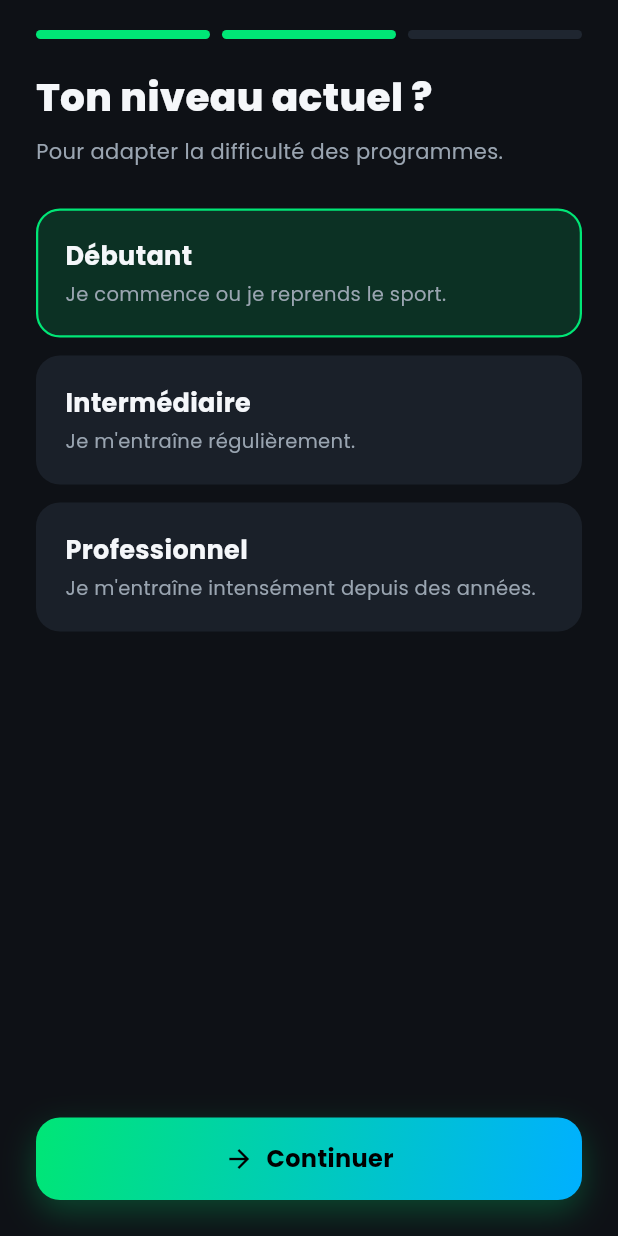
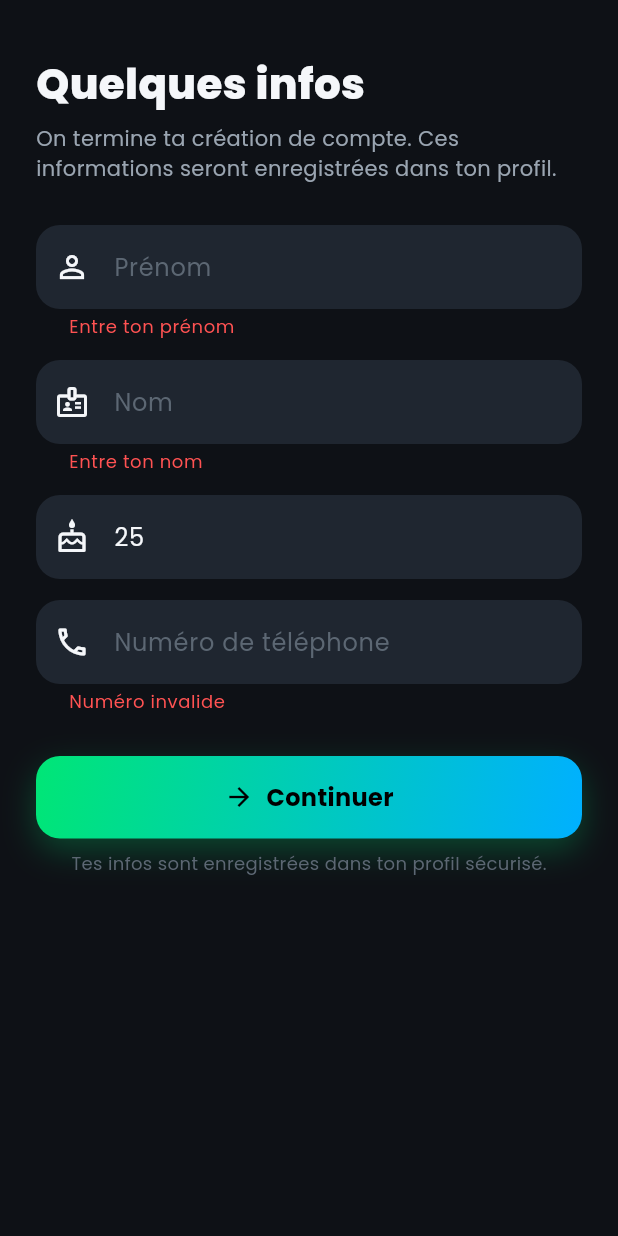
Before and after one commit to Massi93/ghosts-brigad, a Flutter app: the screen it shows after launch, after a tap on "Continuer avec Google", after a tap on "Continuer", on a phone screen of 412 x 824 dp. Run offline on Flutter 3.47's test engine with Material 3 defaults, Android fonts, the phone set to English and light mode, and no system bars; our stand-ins replace cached_network_image, chewie, cloud_firestore, firebase_auth, firebase_core, fl_chart and 6 more; accounts and stored records are empty.

Commit message:
Collect civil-status info (first/last name, age, phone) at sign-up
- UserProfile gains firstName, lastName, phone and a detailsComplete flag
  (back-compat: defaults preserve existing data).
- AdditionalInfoScreen: form shown after Google/Apple (or first email
  sign-up) capturing prénom/nom/âge/téléphone with validation. Writes via
  UserProvider.updateProfile, which persists to Firestore through
  FirebaseAuthService (users/{uid}) when USE_FIREBASE is on, or to local
  storage otherwise.
- FirebaseAuthService pre-fills firstName/lastName from the provider's
  displayName (Google) or the first-sign-in name (Apple), then routes to the
  new screen via detailsComplete=false.
- AuthGate: login → AdditionalInfoScreen (if details missing) → onboarding →
  app.
- ProfileScreen shows the phone number.
- Login social buttons properly await the future (avoid discarded_futures).

Co-Authored-By: Claude Opus 4.7 <noreply@anthropic.com>
Claude-Session: https://claude.ai/code/session_0181YSdMscMowvu6U39dSaEb

```diff
--- a/fitflow/lib/features/auth/auth_gate.dart
+++ b/fitflow/lib/features/auth/auth_gate.dart
@@ -2,11 +2,18 @@ import 'package:flutter/material.dart';
 import 'package:provider/provider.dart';
 
 import '../../providers/user_provider.dart';
+import '../onboarding/additional_info_screen.dart';
 import '../onboarding/onboarding_screen.dart';
 import '../home/root_shell.dart';
 import 'login_screen.dart';
 
 /// Decides which top-level flow to show based on auth + onboarding state.
+///
+///   not signed in        → LoginScreen
+///   signed in,  no civil → AdditionalInfoScreen  (first name / last name /
+///                                                 age / phone)
+///   signed in,  no goal  → OnboardingScreen      (goal / level / body)
+///   fully set up         → RootShell             (the app)
 class AuthGate extends StatelessWidget {
   const AuthGate({super.key});
 
@@ -15,6 +22,10 @@ class AuthGate extends StatelessWidget {
     return Consumer<UserProvider>(
       builder: (context, user, _) {
         if (!user.isAuthenticated) return const LoginScreen();
+        final profile = user.profile;
+        if (profile != null && !profile.detailsComplete) {
+          return const AdditionalInfoScreen();
+        }
         if (!user.onboardingComplete) return const OnboardingScreen();
         return const RootShell();
       },
--- a/fitflow/lib/features/auth/login_screen.dart
+++ b/fitflow/lib/features/auth/login_screen.dart
@@ -132,15 +132,21 @@ class _LoginScreenState extends State<LoginScreen> {
                   _SocialButton(
                     icon: Icons.g_mobiledata,
                     label: 'Continuer avec Google',
-                    onTap: () =>
-                        context.read<UserProvider>().signInWithProvider('google'),
+                    onTap: () async {
+                      await context
+                          .read<UserProvider>()
+                          .signInWithProvider('google');
+                    },
                   ),
                   const SizedBox(height: 12),
                   _SocialButton(
                     icon: Icons.apple,
                     label: 'Continuer avec Apple',
-                    onTap: () =>
-                        context.read<UserProvider>().signInWithProvider('apple'),
+                    onTap: () async {
+                      await context
+                          .read<UserProvider>()
+                          .signInWithProvider('apple');
+                    },
                   ),
                   const SizedBox(height: 24),
                   Center(
--- /dev/null
+++ b/fitflow/lib/features/onboarding/additional_info_screen.dart
@@ -0,0 +1,172 @@
+import 'package:flutter/material.dart';
+import 'package:flutter/services.dart';
+import 'package:provider/provider.dart';
+
+import '../../core/theme/app_colors.dart';
+import '../../core/widgets/common_widgets.dart';
+import '../../providers/user_provider.dart';
+
+/// Civil-status form shown right after a Google / Apple sign-up (and once
+/// after the very first email sign-up if details are missing). Captures first
+/// name, last name, age and phone number, then writes them back to the user
+/// profile so they're saved in Firestore (or locally in demo mode).
+class AdditionalInfoScreen extends StatefulWidget {
+  const AdditionalInfoScreen({super.key});
+
+  @override
+  State<AdditionalInfoScreen> createState() => _AdditionalInfoScreenState();
+}
+
+class _AdditionalInfoScreenState extends State<AdditionalInfoScreen> {
+  final _formKey = GlobalKey<FormState>();
+  late final TextEditingController _firstName;
+  late final TextEditingController _lastName;
+  late final TextEditingController _age;
+  late final TextEditingController _phone;
+  bool _saving = false;
+
+  @override
+  void initState() {
+    super.initState();
+    final profile = context.read<UserProvider>().profile;
+    _firstName = TextEditingController(text: profile?.firstName ?? '');
+    _lastName = TextEditingController(text: profile?.lastName ?? '');
+    _age = TextEditingController(
+        text: (profile?.age != null && profile!.age > 0)
+            ? profile.age.toString()
+            : '');
+    _phone = TextEditingController(text: profile?.phone ?? '');
+  }
+
+  @override
+  void dispose() {
+    _firstName.dispose();
+    _lastName.dispose();
+    _age.dispose();
+    _phone.dispose();
+    super.dispose();
+  }
+
+  Future<void> _submit() async {
+    if (!_formKey.currentState!.validate()) return;
+    setState(() => _saving = true);
+    final user = context.read<UserProvider>();
+    final current = user.profile!;
+    final first = _firstName.text.trim();
+    final last = _lastName.text.trim();
+    final updated = current.copyWith(
+      firstName: first,
+      lastName: last,
+      name: '$first ${last}'.trim(),
+      age: int.tryParse(_age.text.trim()) ?? current.age,
+      phone: _phone.text.trim(),
+      detailsComplete: true,
+    );
+    await user.updateProfile(updated);
+    if (mounted) setState(() => _saving = false);
+  }
+
+  @override
+  Widget build(BuildContext context) {
+    return Scaffold(
+      body: SafeArea(
+        child: SingleChildScrollView(
+          padding: const EdgeInsets.all(24),
+          child: Form(
+            key: _formKey,
+            child: Column(
+              crossAxisAlignment: CrossAxisAlignment.stretch,
+              children: [
+                const SizedBox(height: 12),
+                const Text('Quelques infos',
+                    style: TextStyle(
+                        fontSize: 28, fontWeight: FontWeight.w800)),
+                const SizedBox(height: 6),
+                const Text(
+                  'On termine ta création de compte. Ces informations seront enregistrées dans ton profil.',
+                  style: TextStyle(color: AppColors.textSecondary),
+                ),
+                const SizedBox(height: 28),
+                TextFormField(
+                  controller: _firstName,
+                  textCapitalization: TextCapitalization.words,
+                  decoration: const InputDecoration(
+                    hintText: 'Prénom',
+                    prefixIcon: Icon(Icons.person_outline),
+                  ),
+                  validator: (v) => (v == null || v.trim().isEmpty)
+                      ? 'Entre ton prénom'
+                      : null,
+                ),
+                const SizedBox(height: 14),
+                TextFormField(
+                  controller: _lastName,
+                  textCapitalization: TextCapitalization.words,
+                  decoration: const InputDecoration(
+                    hintText: 'Nom',
+                    prefixIcon: Icon(Icons.badge_outlined),
+                  ),
+                  validator: (v) => (v == null || v.trim().isEmpty)
+                      ? 'Entre ton nom'
+                      : null,
+                ),
+                const SizedBox(height: 14),
+                TextFormField(
+                  controller: _age,
+                  keyboardType: TextInputType.number,
+                  inputFormatters: [
+                    FilteringTextInputFormatter.digitsOnly,
+                    LengthLimitingTextInputFormatter(3),
+                  ],
+                  decoration: const InputDecoration(
+                    hintText: 'Âge',
+                    prefixIcon: Icon(Icons.cake_outlined),
+                  ),
+                  validator: (v) {
+                    final n = int.tryParse(v?.trim() ?? '');
+                    if (n == null) return 'Entre ton âge';
+                    if (n < 13 || n > 100) return 'Âge invalide';
+                    return null;
+                  },
+                ),
+                const SizedBox(height: 14),
+                TextFormField(
+                  controller: _phone,
+                  keyboardType: TextInputType.phone,
+                  inputFormatters: [
+                    FilteringTextInputFormatter.allow(RegExp(r'[0-9+ ]')),
+                    LengthLimitingTextInputFormatter(20),
+                  ],
+                  decoration: const InputDecoration(
+                    hintText: 'Numéro de téléphone',
+                    prefixIcon: Icon(Icons.phone_outlined),
+                  ),
+                  validator: (v) {
+                    final s = v?.replaceAll(RegExp(r'\D'), '') ?? '';
+                    if (s.length < 8) return 'Numéro invalide';
+                    return null;
+                  },
+                ),
+                const SizedBox(height: 28),
+                GradientButton(
+                  label: 'Continuer',
+                  icon: Icons.arrow_forward,
+                  loading: _saving,
+                  onPressed: _submit,
+                ),
+                const SizedBox(height: 8),
+                const Center(
+                  child: Text(
+                    'Tes infos sont enregistrées dans ton profil sécurisé.',
+                    style: TextStyle(
+                        color: AppColors.textMuted, fontSize: 12),
+                  ),
+                ),
+              ],
+            ),
+          ),
+        ),
+      ),
+    );
+  }
+}
--- a/fitflow/lib/features/profile/profile_screen.dart
+++ b/fitflow/lib/features/profile/profile_screen.dart
@@ -88,6 +88,8 @@ class ProfileScreen extends StatelessWidget {
             ),
           ),
           const SizedBox(height: 16),
+          if (profile.phone != null && profile.phone!.isNotEmpty)
+            _infoTile(Icons.phone, 'Téléphone', profile.phone!),
           _infoTile(Icons.flag, 'Objectif', profile.goal.label),
           _infoTile(Icons.bar_chart, 'Niveau', profile.level.label),
           _infoTile(Icons.local_fire_department, 'Besoin calorique',
--- a/fitflow/lib/models/user_profile.dart
+++ b/fitflow/lib/models/user_profile.dart
@@ -3,7 +3,7 @@ import '../core/constants/app_constants.dart';
 /// The authenticated user's fitness profile.
 class UserProfile {
   final String id;
-  final String name;
+  final String name;        // Display name = "Prénom Nom" (or fallback)
   final String email;
   final int age;
   final double heightCm;
@@ -12,6 +12,16 @@ class UserProfile {
   final Goal goal;
   final String? avatarUrl;
   final DateTime createdAt;
+
+  // New, optional civil-status fields collected at sign-up.
+  final String? firstName;
+  final String? lastName;
+  final String? phone;
+
+  /// True when civil info (firstName / phone) has been collected. Used by the
+  /// auth gate to route through the "additional info" screen after a Google /
+  /// Apple sign-in.
+  final bool detailsComplete;
 
   const UserProfile({
     required this.id,
@@ -24,6 +34,10 @@ class UserProfile {
     this.goal = Goal.getFit,
     this.avatarUrl,
     required this.createdAt,
+    this.firstName,
+    this.lastName,
+    this.phone,
+    this.detailsComplete = false,
   });
 
   /// Body Mass Index.
@@ -64,6 +78,10 @@ class UserProfile {
     FitnessLevel? level,
     Goal? goal,
     String? avatarUrl,
+    String? firstName,
+    String? lastName,
+    String? phone,
+    bool? detailsComplete,
   }) {
     return UserProfile(
       id: id,
@@ -76,6 +94,10 @@ class UserProfile {
       goal: goal ?? this.goal,
       avatarUrl: avatarUrl ?? this.avatarUrl,
       createdAt: createdAt,
+      firstName: firstName ?? this.firstName,
+      lastName: lastName ?? this.lastName,
+      phone: phone ?? this.phone,
+      detailsComplete: detailsComplete ?? this.detailsComplete,
     );
   }
 
@@ -90,6 +112,10 @@ class UserProfile {
         'goal': goal.index,
         'avatarUrl': avatarUrl,
         'createdAt': createdAt.toIso8601String(),
+        'firstName': firstName,
+        'lastName': lastName,
+        'phone': phone,
+        'detailsComplete': detailsComplete,
       };
 
   factory UserProfile.fromJson(Map<String, dynamic> json) => UserProfile(
@@ -101,6 +127,10 @@ class UserProfile {
         weightKg: (json['weightKg'] as num?)?.toDouble() ?? 70,
         level: FitnessLevel.values[(json['level'] as int?) ?? 0],
         goal: Goal.values[(json['goal'] as int?) ?? 2],
+        firstName: json['firstName'] as String?,
+        lastName: json['lastName'] as String?,
+        phone: json['phone'] as String?,
+        detailsComplete: (json['detailsComplete'] as bool?) ?? false,
         avatarUrl: json['avatarUrl'] as String?,
         createdAt: DateTime.tryParse(json['createdAt'] as String? ?? '') ??
             DateTime.now(),
--- a/fitflow/lib/services/auth_service.dart
+++ b/fitflow/lib/services/auth_service.dart
@@ -53,10 +53,13 @@ class LocalAuthService implements AuthService {
   }) async {
     // Simulate latency the way a network call would behave.
     await Future<void>.delayed(const Duration(milliseconds: 500));
+    // Email sign-up provides at least a first name → details still need the
+    // phone/age, so route through AdditionalInfoScreen (detailsComplete=false).
     final profile = UserProfile(
       id: _uuid.v4(),
       name: name.trim(),
       email: email.trim(),
+      firstName: name.trim(),
       createdAt: DateTime.now(),
     );
     await _storage.writeJson(AppConstants.kUserProfile, profile.toJson());
@@ -71,11 +74,11 @@ class LocalAuthService implements AuthService {
     await Future<void>.delayed(const Duration(milliseconds: 500));
     final existing = currentUser();
     if (existing != null && existing.email == email.trim()) return existing;
-    // Demo: create a session for any credentials (replace with real check).
     final profile = UserProfile(
       id: _uuid.v4(),
       name: email.split('@').first,
       email: email.trim(),
+      firstName: email.split('@').first,
       createdAt: DateTime.now(),
     );
     await _storage.writeJson(AppConstants.kUserProfile, profile.toJson());
@@ -84,11 +87,14 @@ class LocalAuthService implements AuthService {
 
   @override
   Future<UserProfile?> signInWithProvider(String provider) async {
+    // Demo Google/Apple flow: leave detailsComplete=false so the user goes
+    // through the AdditionalInfoScreen, mirroring the real Firebase flow.
     await Future<void>.delayed(const Duration(milliseconds: 500));
     final profile = UserProfile(
       id: _uuid.v4(),
       name: 'Athlète FitFlow',
-      email: 'user@$provider.com',
+      email: 'demo@$provider.fitflow',
+      firstName: provider == 'apple' ? 'Athlète' : null,
       createdAt: DateTime.now(),
     );
     await _storage.writeJson(AppConstants.kUserProfile, profile.toJson());
--- a/fitflow/lib/services/firebase/firebase_auth_service.dart
+++ b/fitflow/lib/services/firebase/firebase_auth_service.dart
@@ -38,17 +38,34 @@ class FirebaseAuthService implements AuthService {
   @override
   UserProfile? currentUser() => _cached;
 
-  Future<UserProfile> _loadOrCreateProfile(User user) async {
+  Future<UserProfile> _loadOrCreateProfile(
+    User user, {
+    String? firstNameHint,
+    String? lastNameHint,
+  }) async {
     final snap = await _doc(user.uid).get();
     final data = snap.data();
     if (snap.exists && data != null) {
       return UserProfile.fromJson({...data, 'id': user.uid});
     }
+    // First sign-in: pre-fill what the provider gave us, mark details as
+    // incomplete so the auth gate routes through the "additional info" form.
+    final parts = (user.displayName ?? '').trim().split(RegExp(r'\s+'));
+    final first = firstNameHint ??
+        (parts.isNotEmpty && parts.first.isNotEmpty ? parts.first : null);
+    final last = lastNameHint ??
+        (parts.length > 1 ? parts.sublist(1).join(' ') : null);
+    final display = (user.displayName?.trim().isNotEmpty ?? false)
+        ? user.displayName!.trim()
+        : (user.email?.split('@').first ?? 'Athlète');
     final profile = UserProfile(
       id: user.uid,
-      name: user.displayName ?? (user.email?.split('@').first ?? 'Athlète'),
+      name: display,
       email: user.email ?? '',
       createdAt: DateTime.now(),
+      firstName: first,
+      lastName: last,
+      detailsComplete: false,
     );
     await _doc(user.uid).set(profile.toJson());
     return profile;
@@ -95,6 +112,8 @@ class FirebaseAuthService implements AuthService {
   /// (OAuth client, SHA-1, Apple capability) — see docs/FIREBASE.md §7.
   @override
   Future<UserProfile?> signInWithProvider(String provider) async {
+    String? firstHint;
+    String? lastHint;
     final UserCredential cred;
     switch (provider) {
       case 'google':
@@ -103,14 +122,20 @@ class FirebaseAuthService implements AuthService {
         cred = await _auth.signInWithCredential(credential);
         break;
       case 'apple':
-        final credential = await _appleCredential();
-        if (credential == null) return null; // cancelled
-        cred = await _auth.signInWithCredential(credential);
+        final result = await _appleSignIn();
+        if (result == null) return null; // cancelled
+        cred = await _auth.signInWithCredential(result.$1);
+        firstHint = result.$2;
+        lastHint = result.$3;
         break;
       default:
         return null;
     }
-    _cached = await _loadOrCreateProfile(cred.user!);
+    _cached = await _loadOrCreateProfile(
+      cred.user!,
+      firstNameHint: firstHint,
+      lastNameHint: lastHint,
+    );
     return _cached;
   }
 
@@ -124,7 +149,9 @@ class FirebaseAuthService implements AuthService {
     );
   }
 
-  Future<AuthCredential?> _appleCredential() async {
+  /// Returns (credential, firstName?, lastName?). Apple only returns the name
+  /// on the FIRST sign-in, so we surface it to the caller for storage.
+  Future<(AuthCredential, String?, String?)?> _appleSignIn() async {
     try {
       final apple = await SignInWithApple.getAppleIDCredential(
         scopes: const [
@@ -132,10 +159,11 @@ class FirebaseAuthService implements AuthService {
           AppleIDAuthorizationScopes.fullName,
         ],
       );
-      return OAuthProvider('apple.com').credential(
+      final credential = OAuthProvider('apple.com').credential(
         idToken: apple.identityToken,
         accessToken: apple.authorizationCode,
       );
+      return (credential, apple.givenName, apple.familyName);
     } on SignInWithAppleAuthorizationException catch (e) {
       if (e.code == AuthorizationErrorCode.canceled) return null;
       rethrow;
```
